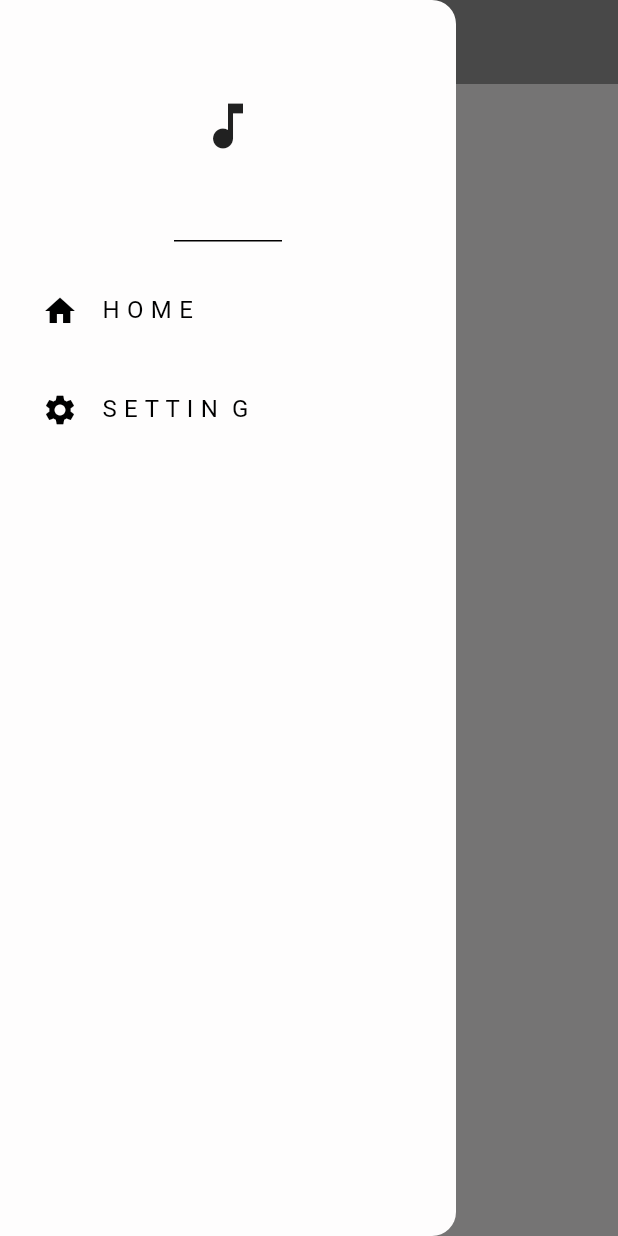
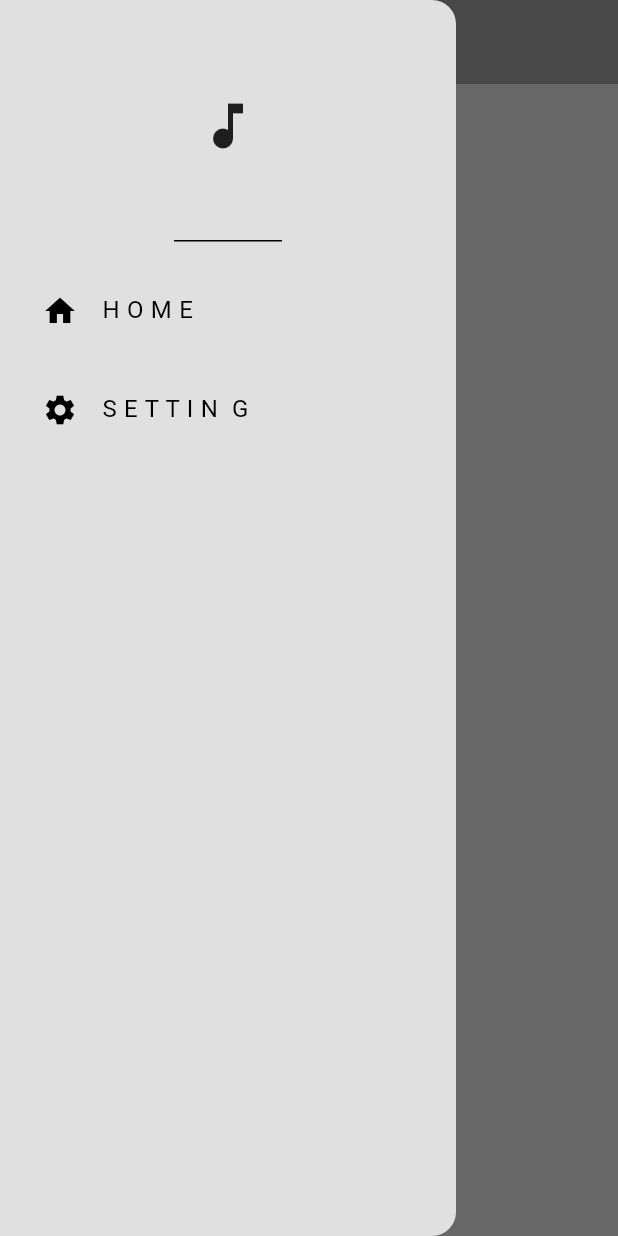
Before and after one commit to Roshan-pcy/Pcy-music-App, a Flutter app: the screen it shows after launch, with the side drawer open, on a phone screen of 412 x 824 dp. Run offline on Flutter 3.47's test engine with Material 3 defaults, Android fonts, the phone set to English and light mode, and no system bars.

Commit message:
added dark and light mode

```diff
--- a/pcy_music/lib/componets/drawer.dart
+++ b/pcy_music/lib/componets/drawer.dart
@@ -10,11 +10,10 @@ class DrawerUi extends StatelessWidget {
       backgroundColor: Theme.of(context).colorScheme.surface,
       child: Column(
         children: [
-          DrawerHeader(
+          const DrawerHeader(
               child: Icon(
             Icons.music_note,
             size: 40,
-            color: Theme.of(context).colorScheme.inversePrimary,
           )),
           Padding(
             padding: const EdgeInsets.only(left: 12, top: 10),
--- a/pcy_music/lib/page/home_page.dart
+++ b/pcy_music/lib/page/home_page.dart
@@ -22,18 +22,6 @@ class MyHomePape extends StatelessWidget {
             ),
           ),
         ),
-      body: Row(
-        children: [
-          const Text('Dark Mode'),
-          CupertinoSwitch(
-              value:
-                  Provider.of<ThemeProvider>(context, listen: false).isDarkMode,
-              onChanged: (value) {
-                Provider.of<ThemeProvider>(context, listen: false)
-                    .togle_Theme();
-              })
-        ],
-      ),
-    );
+        body: const Text('hello'));
   }
 }
--- a/pcy_music/lib/theme/dark_mode.dart
+++ b/pcy_music/lib/theme/dark_mode.dart
@@ -1,8 +1,8 @@
 import 'package:flutter/material.dart';
 
 ThemeData dark_Mode = ThemeData(
-    colorScheme: ColorScheme.light(
-        surface: Color.fromARGB(255, 21, 21, 21),
+    colorScheme: ColorScheme.dark(
+        surface: Colors.grey.shade900,
         primary: Colors.grey.shade500,
-        secondary: Colors.grey.shade200,
+        secondary: Color.fromARGB(255, 85, 84, 84),
         inversePrimary: Colors.grey.shade900));
--- a/pcy_music/lib/theme/light_theme.dart
+++ b/pcy_music/lib/theme/light_theme.dart
@@ -2,7 +2,7 @@ import 'package:flutter/material.dart';
 
 ThemeData light_mode = ThemeData(
     colorScheme: ColorScheme.light(
-        surface: Color.fromARGB(255, 254, 253, 253),
+        surface: Colors.grey.shade300,
         primary: Colors.grey.shade500,
         secondary: Colors.grey.shade200,
         inversePrimary: Colors.grey.shade900));
```
Also changed, not shown: pcy_music/lib/page/settingPage.dart (+36 -7 lines), pcy_music/lib/model/playlist_provider.dart (added), pcy_music/lib/model/song.dart (added). Lines whose indentation alone changed are shown as unchanged.
